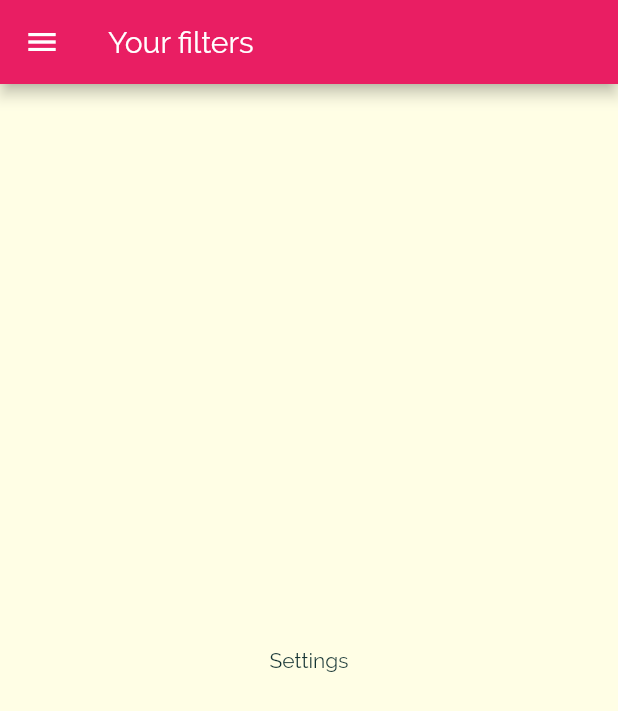
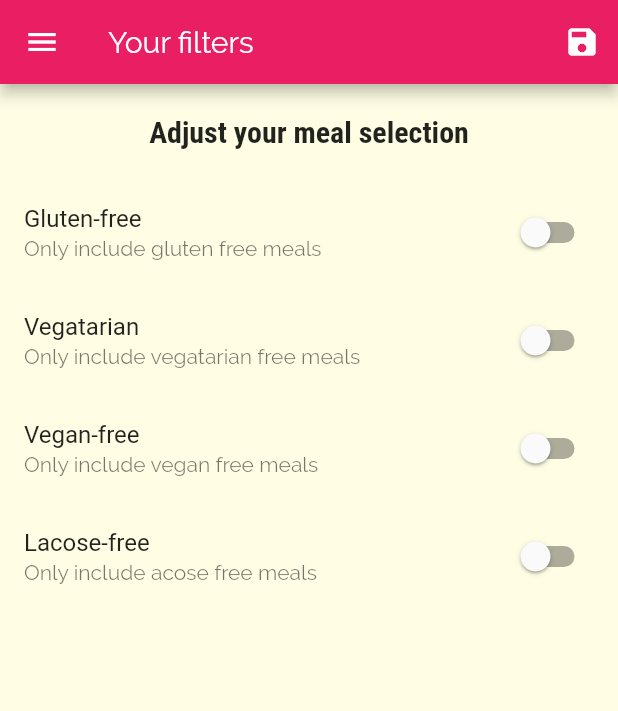
Before and after one commit to limpep/flutter-food-selection, a Flutter app: the FiltersScreen screen opened by its route, on a phone screen of 412 x 824 dp. Shown: the top 711 px of the screen. Run offline on Flutter 3.47's test engine with Material 2 defaults, Android fonts, the phone set to English and light mode, and no system bars.

Commit message:
added the ability to filters

```diff
--- a/lib/main.dart
+++ b/lib/main.dart
@@ -1,4 +1,6 @@
 import 'package:flutter/material.dart';
+import 'package:foodselection/models/dummy_data.dart';
+import 'package:foodselection/models/meal.dart';
 import 'package:foodselection/screens/category_meals_screen.dart';
 import 'package:foodselection/screens/filters_screen.dart';
 import 'package:foodselection/screens/meal_detail_screen.dart';
@@ -8,8 +10,44 @@ import 'screens/categories_screen.dart';
 
 void main() => runApp(MyApp());
 
-class MyApp extends StatelessWidget {
+class MyApp extends StatefulWidget {
   // This widget is the root of your application.
+  @override
+  _MyAppState createState() => _MyAppState();
+}
+
+class _MyAppState extends State<MyApp> {
+  Map<String, bool> _filters = {
+    'gluten': false,
+    'lactose': false,
+    'vegan': false,
+    'vegatarian': false,
+  };
+
+  List<Meal> _availableMeals = DUMMY_MEALS;
+
+  void _setFilters(Map<String, bool> _filterData) {
+    setState(() {
+      _filters = _filterData;
+
+      _availableMeals = DUMMY_MEALS.where((meal) {
+        if (_filters['gluten'] && !meal.isGlutenFree) {
+          return false;
+        }
+        if (_filters['lactose'] && !meal.isLactoseFree) {
+          return false;
+        }
+        if (_filters['vegan'] && !meal.isVegan) {
+          return false;
+        }
+        if (_filters['vegatarian'] && !meal.isVegetarian) {
+          return false;
+        }
+        return true;
+      }).toList();
+    });
+  }
+
   @override
   Widget build(BuildContext context) {
     return MaterialApp(
@@ -37,9 +75,13 @@ class MyApp extends StatelessWidget {
       routes: {
         TabsScreen.screenId: (context) => TabsScreen(),
         CategoriesScreen.screenId: (context) => CategoriesScreen(),
-        CategoryMealsScreen.screenId: (context) => CategoryMealsScreen(),
+        CategoryMealsScreen.screenId: (context) =>
+            CategoryMealsScreen(_availableMeals),
         MealDetailScreen.screenId: (context) => MealDetailScreen(),
-        FiltersScreen.screenId: (context) => FiltersScreen(),
+        FiltersScreen.screenId: (context) => FiltersScreen(
+              saveFilters: _setFilters,
+              currentFilters: _filters,
+            ),
       },
 //      onGenerateRoute: (settings) {
 //        print(settings.arguments);
--- a/lib/screens/category_meals_screen.dart
+++ b/lib/screens/category_meals_screen.dart
@@ -1,10 +1,12 @@
 import 'package:flutter/material.dart';
 import 'package:foodselection/components/meal_item.dart';
 import 'package:foodselection/models/meal.dart';
-import '../models/dummy_data.dart';
 
 class CategoryMealsScreen extends StatefulWidget {
   static final String screenId = 'CategoryMealsScreen';
+  final List<Meal> availableMeals;
+
+  CategoryMealsScreen(this.availableMeals);
 
   @override
   _CategoryMealsScreenState createState() => _CategoryMealsScreenState();
@@ -27,7 +29,7 @@ class _CategoryMealsScreenState extends State<CategoryMealsScreen> {
           ModalRoute.of(context).settings.arguments as Map<String, String>;
       categoryTitle = routeArgs['title'];
       final categoryId = routeArgs['id'];
-      displayedMeals = DUMMY_MEALS.where((meal) {
+      displayedMeals = widget.availableMeals.where((meal) {
         return meal.categories.contains(categoryId);
       }).toList();
       _loadedInitData = true;
--- a/lib/screens/filters_screen.dart
+++ b/lib/screens/filters_screen.dart
@@ -1,17 +1,109 @@
 import 'package:flutter/material.dart';
 import 'package:foodselection/components/main_draw.dart';
 
-class FiltersScreen extends StatelessWidget {
+class FiltersScreen extends StatefulWidget {
   static final screenId = 'FiltersScreen';
+
+  final Function saveFilters;
+  final Map<String, bool> currentFilters;
+
+  const FiltersScreen({Key key, this.saveFilters, this.currentFilters})
+      : super(key: key);
+
+  @override
+  _FiltersScreenState createState() => _FiltersScreenState();
+}
+
+class _FiltersScreenState extends State<FiltersScreen> {
+  bool _glutenFree = false;
+  bool _vegetarian = false;
+  bool _vegan = false;
+  bool _lactoseFree = false;
+
+  @override
+  void initState() {
+    _glutenFree = widget.currentFilters['gluten'];
+    _vegetarian = widget.currentFilters['vegatarian'];
+    _vegan = widget.currentFilters['vegan'];
+    _lactoseFree = widget.currentFilters['lactose'];
+    super.initState();
+  }
+
+  Widget _buildSwitchListTile(String titleText, String subtitleText,
+      bool currentValue, Function updateValue) {
+    return SwitchListTile.adaptive(
+      value: currentValue,
+      onChanged: updateValue,
+      title: Text(titleText),
+      subtitle: Text(subtitleText),
+    );
+  }
+
   @override
   Widget build(BuildContext context) {
     return Scaffold(
       appBar: AppBar(
         title: Text('Your filters'),
+        actions: <Widget>[
+          IconButton(
+            icon: Icon(Icons.save),
+            onPressed: () {
+              final selectedFilters = {
+                'gluten': _glutenFree,
+                'lactose': _lactoseFree,
+                'vegan': _vegan,
+                'vegatarian': _vegetarian,
+              };
+
+              widget.saveFilters(selectedFilters);
+            },
+          ),
+        ],
       ),
       drawer: MainDraw(),
-      body: Center(
-        child: Text('Settings'),
+      body: Column(
+        children: <Widget>[
+          Container(
+            padding: EdgeInsets.all(20),
+            child: Text(
+              'Adjust your meal selection',
+              style: Theme.of(context).textTheme.title,
+            ),
+          ),
+          Expanded(
+            child: ListView(
+              children: <Widget>[
+                _buildSwitchListTile('Gluten-free',
+                    'Only include gluten free meals', _glutenFree, (newValue) {
+                  setState(() {
+                    _glutenFree = newValue;
+                  });
+                }),
+                _buildSwitchListTile(
+                    'Vegatarian',
+                    'Only include vegatarian free meals',
+                    _vegetarian, (newValue) {
+                  setState(() {
+                    _vegetarian = newValue;
+                  });
+                }),
+                _buildSwitchListTile(
+                    'Vegan-free', 'Only include vegan free meals', _vegan,
+                    (newValue) {
+                  setState(() {
+                    _vegan = newValue;
+                  });
+                }),
+                _buildSwitchListTile('Lacose-free',
+                    'Only include acose free meals', _lactoseFree, (newValue) {
+                  setState(() {
+                    _lactoseFree = newValue;
+                  });
+                }),
+              ],
+            ),
+          )
+        ],
       ),
     );
   }
```
